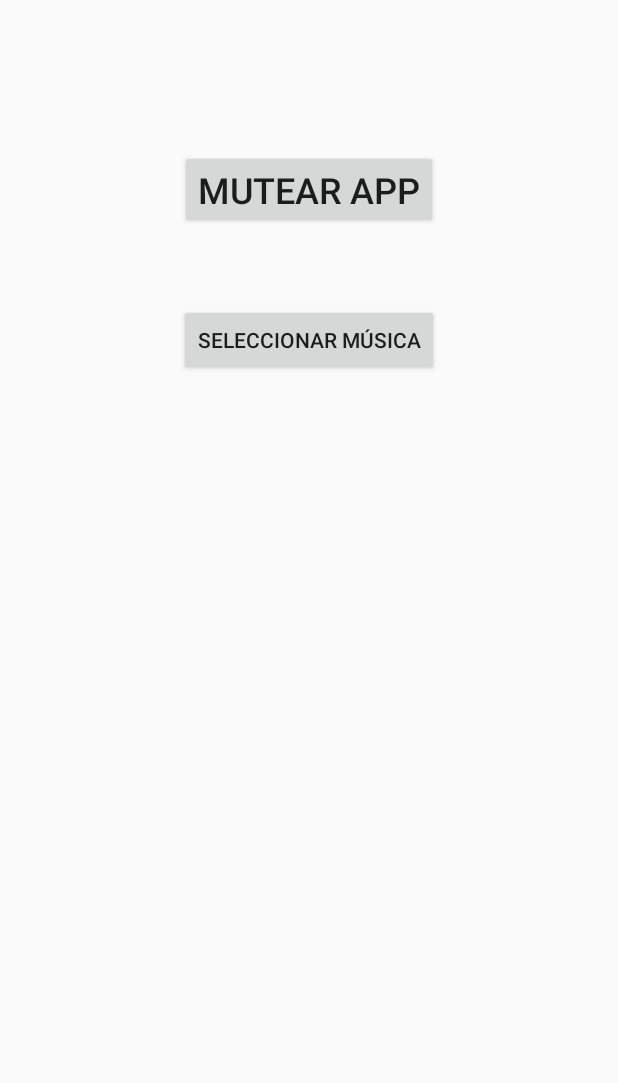
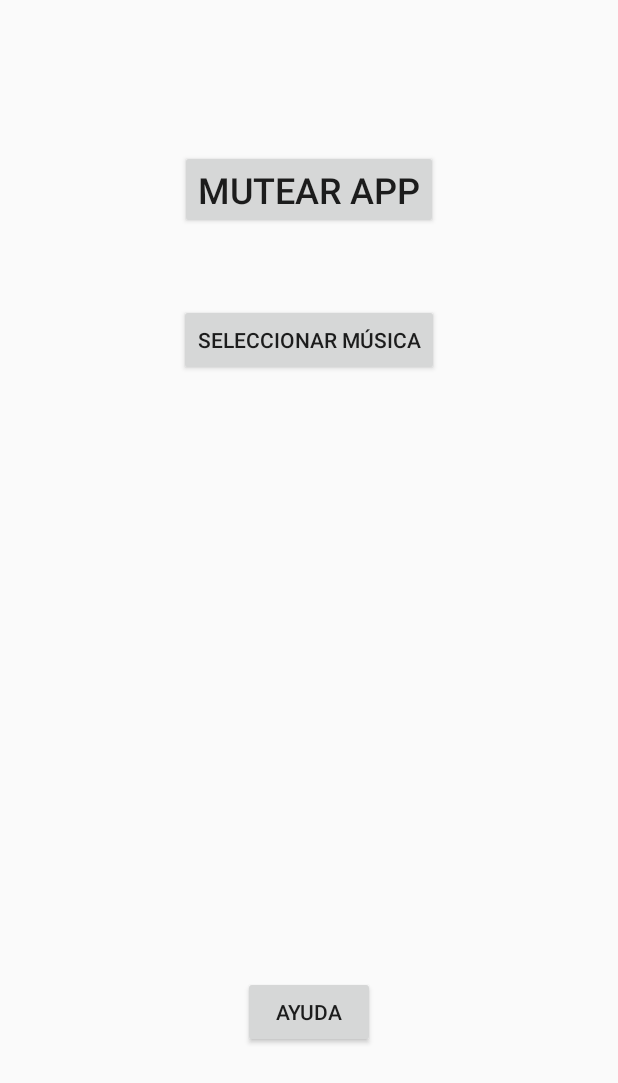
Before and after one commit to JosepPallicer/AzarNumerico, an Android app built with Jetpack Compose: the ConfigActivity screen opened directly, with no data from a screen before it, on a phone screen of 412 x 824 dp. Shown: the top 1083 px of the screen. Run offline under Robolectric (Android 15) with nearby library versions, the light colour scheme and no system bars; Roboto replaces fonts that are not available here.

Commit message:
Music config, help and music selector

```diff
--- a/app/src/main/AndroidManifest.xml
+++ b/app/src/main/AndroidManifest.xml
@@ -1,6 +1,6 @@
 <?xml version="1.0" encoding="utf-8"?>
 <manifest xmlns:android="http://schemas.android.com/apk/res/android"
-    xmlns:tools="http://schemas.android.com/tools" >
+    xmlns:tools="http://schemas.android.com/tools">
 
     <uses-permission
         android:name="android.permission.READ_EXTERNAL_STORAGE"
@@ -16,7 +16,7 @@
         android:roundIcon="@mipmap/ic_launcher_round"
         android:supportsRtl="true"
         android:theme="@style/Theme.AzarNumerico"
-        tools:targetApi="31" >
+        tools:targetApi="31">
         <activity
             android:name=".HelpActivity"
             android:exported="false"
@@ -42,7 +42,7 @@
         <activity
             android:name=".MainActivity"
             android:exported="true"
-            android:theme="@style/Theme.AzarNumerico" >
+            android:theme="@style/Theme.AzarNumerico">
             <intent-filter>
                 <action android:name="android.intent.action.MAIN" />
 
--- a/app/src/main/java/com/example/azarnumerico/ConfigActivity.kt
+++ b/app/src/main/java/com/example/azarnumerico/ConfigActivity.kt
@@ -3,18 +3,21 @@ package com.example.azarnumerico
 import android.content.Intent
 import android.net.Uri
 import android.os.Bundle
+import android.os.Handler
+import android.os.Looper
 import android.widget.Button
 import androidx.activity.ComponentActivity
 import androidx.activity.enableEdgeToEdge
 import androidx.activity.result.contract.ActivityResultContracts
-
 import com.example.azarnumerico.adapters.BackgroundMusic
+import com.example.azarnumerico.adapters.MusicUtil
 import com.example.azarnumerico.adapters.SoundManager
 
 class ConfigActivity : ComponentActivity() {
 
     private lateinit var muteButton: Button
     private lateinit var musicSelectButton: Button
+    private lateinit var helpButton: Button
 
     override fun onCreate(savedInstanceState: Bundle?) {
         super.onCreate(savedInstanceState)
@@ -31,8 +34,19 @@ class ConfigActivity : ComponentActivity() {
 
         musicSelectButton = findViewById(R.id.musicSelectButton)
         musicSelectButton.setOnClickListener {
+            sendMusicControlIntent("STOP")
             launchMusicPicker()
         }
+
+        helpButton = findViewById(R.id.helpButton)
+        helpButton.setOnClickListener {
+
+            val startHelpActivity = Intent(this, HelpActivity::class.java)
+            startActivity(startHelpActivity)
+            sendMusicControlIntent("STOP")
+
+        }
+
     }
 
     private fun launchMusicPicker() {
@@ -63,5 +77,26 @@ class ConfigActivity : ComponentActivity() {
         }
     }
 
+    override fun onPause() {
+        Handler(Looper.getMainLooper()).postDelayed({
+            if (MusicUtil.isAppInBackground(this)) {
+                sendMusicControlIntent("STOP")
+            }
+        }, 250)
+        super.onPause()
+    }
+
+    override fun onResume(){
+        sendMusicControlIntent("START")
+        super.onResume()
+    }
+
+    private fun sendMusicControlIntent(action: String) {
+        Intent(this, BackgroundMusic::class.java).also { intent ->
+            intent.action = action
+            startService(intent)
+        }
+    }
+
 
 }
--- a/app/src/main/java/com/example/azarnumerico/MainActivity.kt
+++ b/app/src/main/java/com/example/azarnumerico/MainActivity.kt
@@ -7,6 +7,8 @@ import android.content.Intent
 import android.content.IntentFilter
 import android.os.Build
 import android.os.Bundle
+import android.os.Handler
+import android.os.Looper
 import android.widget.Button
 import android.widget.TextView
 import android.widget.Toast
@@ -14,6 +16,7 @@ import androidx.activity.ComponentActivity
 import androidx.annotation.RequiresApi
 import openHelper.DatabaseHelper
 import com.example.azarnumerico.adapters.BackgroundMusic
+import com.example.azarnumerico.adapters.MusicUtil
 import com.example.azarnumerico.adapters.SoundPreferences
 
 class MainActivity : ComponentActivity() {
@@ -141,6 +144,11 @@ class MainActivity : ComponentActivity() {
 
     override fun onPause() {
         super.onPause()
+        Handler(Looper.getMainLooper()).postDelayed({
+            if (MusicUtil.isAppInBackground(this)) {
+                sendMusicControlIntent("STOP")
+            }
+        }, 250)
         unregisterReceiver(musicStateReceiver)
     }
 
@@ -203,4 +211,11 @@ class MainActivity : ComponentActivity() {
 
     }
 
+    private fun sendMusicControlIntent(action: String) {
+        Intent(this, BackgroundMusic::class.java).also { intent ->
+            intent.action = action
+            startService(intent)
+        }
+    }
+
 }
--- a/app/src/main/java/com/example/azarnumerico/Utility.kt
+++ b/app/src/main/java/com/example/azarnumerico/Utility.kt
@@ -57,4 +57,5 @@ class Utility {
             }
         }
     }
+
 }
--- /dev/null
+++ b/app/src/main/java/com/example/azarnumerico/adapters/MusicUtil.kt
@@ -0,0 +1,23 @@
+package com.example.azarnumerico.adapters
+
+import android.app.ActivityManager
+import android.content.Context
+import com.example.azarnumerico.MainActivity
+
+object MusicUtil {
+
+    fun isAppInBackground(context: Context): Boolean {
+        val activityManager = context.getSystemService(Context.ACTIVITY_SERVICE) as ActivityManager
+        val runningAppProcesses = activityManager.runningAppProcesses ?: return true
+
+        for (appProcess in runningAppProcesses) {
+            if (appProcess.processName.equals(context.packageName, ignoreCase = true) &&
+                appProcess.importance == ActivityManager.RunningAppProcessInfo.IMPORTANCE_FOREGROUND
+            ) {
+                return false
+            }
+        }
+        return true
+    }
+
+}
--- a/app/src/main/res/layout/activity_config.xml
+++ b/app/src/main/res/layout/activity_config.xml
@@ -1,6 +1,5 @@
 <?xml version="1.0" encoding="utf-8"?>
 <LinearLayout xmlns:android="http://schemas.android.com/apk/res/android"
-    xmlns:app="http://schemas.android.com/apk/res-auto"
     xmlns:tools="http://schemas.android.com/tools"
     android:id="@+id/main"
     android:layout_width="match_parent"
@@ -24,4 +23,12 @@
         android:layout_gravity="center"
         android:layout_marginTop="50dp"
         android:text="@string/musicSelect" />
+
+    <Button
+        android:id="@+id/helpButton"
+        android:layout_width="wrap_content"
+        android:layout_height="wrap_content"
+        android:layout_gravity="center"
+        android:layout_marginTop="400dp"
+        android:text="@string/help" />
 </LinearLayout>
--- a/app/src/main/res/values/strings.xml
+++ b/app/src/main/res/values/strings.xml
@@ -77,4 +77,5 @@
         libero vel nunc consequat, quis tincidunt nisl eleifend. Cras bibendum enim a justo luctus
         vestibulum. Fusce dictum libero quis erat maximus, vitae volutpat diam dignissim.
     </string>
+    <string name="help">Ayuda</string>
 </resources>
```
Also changed, not shown: app/src/main/java/com/example/azarnumerico/HelpActivity.kt (added, +20 -0 lines), app/src/main/java/com/example/azarnumerico/LogInActivity.kt (+25 -0 lines), app/src/main/java/com/example/azarnumerico/RegisterActivity.kt (+24 -0 lines), app/src/main/java/com/example/azarnumerico/ScoreActivity.kt (+24 -0 lines), app/src/main/java/com/example/azarnumerico/UserViewActivity.kt (+24 -0 lines), app/src/main/res/layout/activity_help.xml (added, +14 -0 lines).
